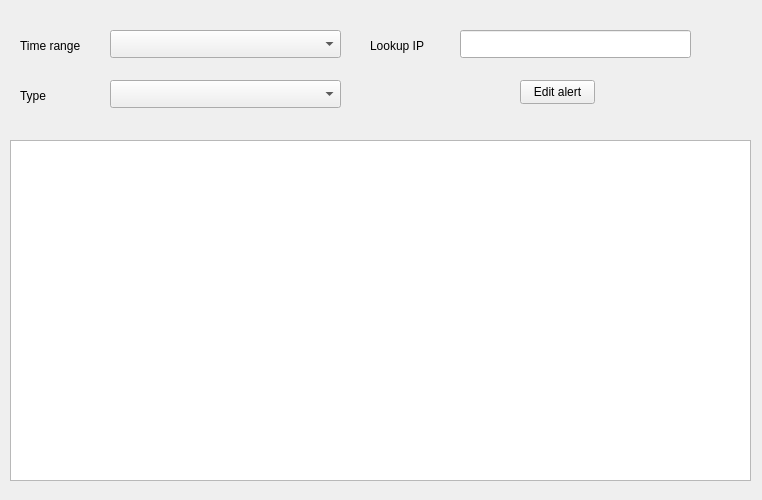
Above: gui/alerts.ui from andyy-nr/dos-attack-detector before the change. Below: the same form after it.
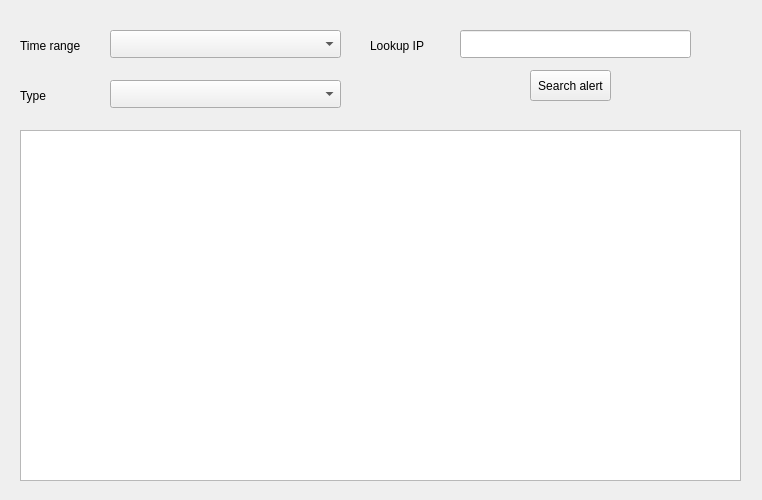
That is the form after the change.

Commit message: Change from tableView to tableWidget

Patch:
```diff
--- a/gui/alerts.ui
+++ b/gui/alerts.ui
@@ -25,16 +25,6 @@
   <property name="windowTitle">
    <string>Form</string>
   </property>
-  <widget class="QTableView" name="tableView">
-   <property name="geometry">
-    <rect>
-     <x>10</x>
-     <y>140</y>
-     <width>741</width>
-     <height>341</height>
-    </rect>
-   </property>
-  </widget>
   <widget class="QLabel" name="label">
    <property name="geometry">
     <rect>
@@ -107,14 +97,24 @@
   <widget class="QPushButton" name="filter_btn">
    <property name="geometry">
     <rect>
-     <x>520</x>
-     <y>80</y>
-     <width>75</width>
-     <height>24</height>
+     <x>530</x>
+     <y>70</y>
+     <width>81</width>
+     <height>31</height>
     </rect>
    </property>
    <property name="text">
-    <string>Edit alert</string>
+    <string>Search alert</string>
+   </property>
+  </widget>
+  <widget class="QTableWidget" name="alerts_table">
+   <property name="geometry">
+    <rect>
+     <x>20</x>
+     <y>130</y>
+     <width>721</width>
+     <height>351</height>
+    </rect>
    </property>
   </widget>
  </widget>
```
The commit also changes 1 other file.
